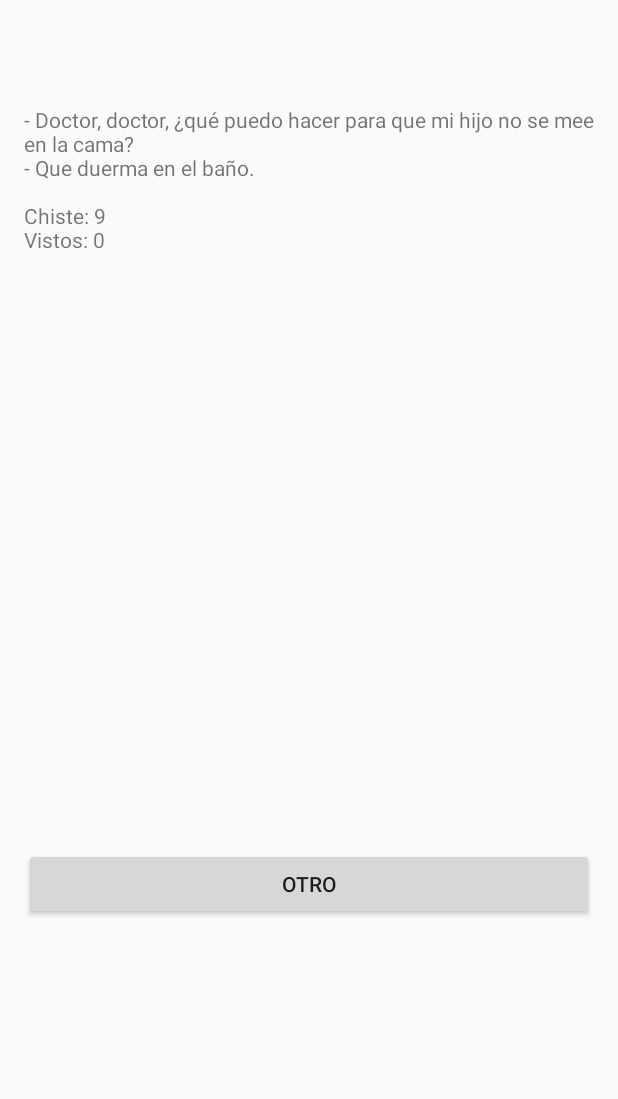
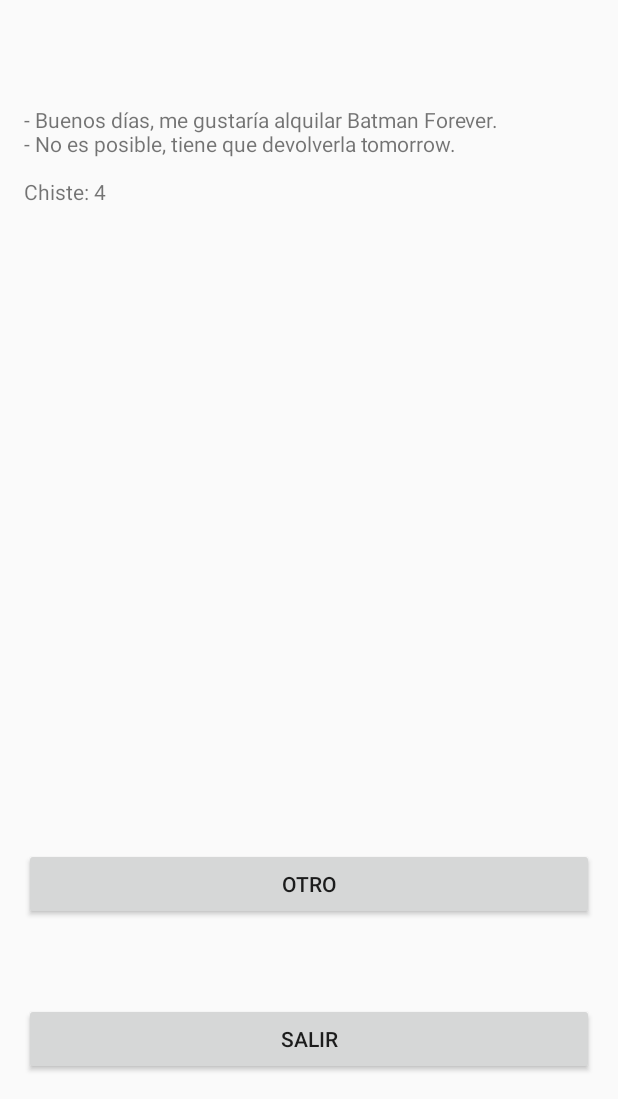
Before and after one commit to aetsi12/Cosa1, an Android app: the ChisteActivity screen opened directly, with no data from a screen before it, after a tap on "OTRO", on a phone screen of 412 x 824 dp, the part 137-1236 px from its top. Run offline under Robolectric (Android 15) with nearby library versions, the phone set to English and light mode, and no system bars; 1 statement that could not run was skipped.

Commit message:
En orden y de forma aleatoria

```diff
--- a/app/src/main/java/com/example/papu/appchistes/ChisteActivity.java
+++ b/app/src/main/java/com/example/papu/appchistes/ChisteActivity.java
@@ -12,30 +12,59 @@ import java.util.ArrayList;
 public class ChisteActivity extends AppCompatActivity {
 
     private Button btOtro;
+    private Button btSalir;
     private TextView tvChiste;
     private String[] listaChistes = new String[13];
     private ArrayList<Integer> vistos = new ArrayList<>();
-    private int i;
+    private int i, tipo;
+
 
     @Override
     protected void onCreate(Bundle savedInstanceState) {
         super.onCreate(savedInstanceState);
         setContentView(R.layout.activity_chiste);
 
+        tvChiste = (TextView) findViewById(R.id.tvChiste);
+
+        Bundle extras = getIntent().getExtras();
+        tipo = extras.getInt("tipo");
+
         cargarChistes();
 
-        tvChiste = (TextView) findViewById(R.id.tvChiste);
+        btSalir = (Button) findViewById(R.id.btSalir);
+        btSalir.setOnClickListener(new View.OnClickListener() {
+            @Override
+            public void onClick(View v) {
+                finish();
+            }
+        });
 
         btOtro = (Button) findViewById(R.id.btOtro);
         btOtro.setOnClickListener(new View.OnClickListener() {
             @Override
             public void onClick(View v) {
-                do{i = (int) (Math.random()*13);}while(vistos.contains(i));
-                tvChiste.setText(listaChistes[i]+"\nChiste: "+i+"\nVistos: "+vistos.size());
-                vistos.add(i);
-                if(vistos.size()==listaChistes.length) vistos.clear();
+                mostrarChiste();
             }
         });
+
+        if(tipo!=0){
+            btOtro.setText("SIGUIENTE");
+        }
+
+        mostrarChiste();
+    }
+
+    public void mostrarChiste(){
+        if(tipo!=0){
+            tvChiste.setText(listaChistes[i]+"\nChiste: "+i);
+            i++;
+            if(i==listaChistes.length) i=0;
+        }else{
+            do{i = (int) (Math.random()*13);}while(vistos.contains(i));
+            tvChiste.setText(listaChistes[i]+"\nChiste: "+i);
+            vistos.add(i);
+            if(vistos.size()==listaChistes.length) vistos.clear();
+        }
     }
 
     public void cargarChistes(){
--- a/app/src/main/res/layout/activity_chiste.xml
+++ b/app/src/main/res/layout/activity_chiste.xml
@@ -36,4 +36,13 @@
         android:layout_marginTop="70dp"
         android:id="@+id/tvChiste"
         android:layout_alignParentEnd="true" />
+
+    <Button
+        android:text="SALIR"
+        android:layout_width="wrap_content"
+        android:layout_height="wrap_content"
+        android:layout_alignParentBottom="true"
+        android:layout_alignParentStart="true"
+        android:id="@+id/btSalir"
+        android:layout_alignParentEnd="true" />
 </RelativeLayout>
```
Also changed, not shown: app/src/main/java/com/example/papu/appchistes/MainActivity.java (+9 -0 lines), app/src/main/res/layout/activity_main.xml (+13 -1 lines).
